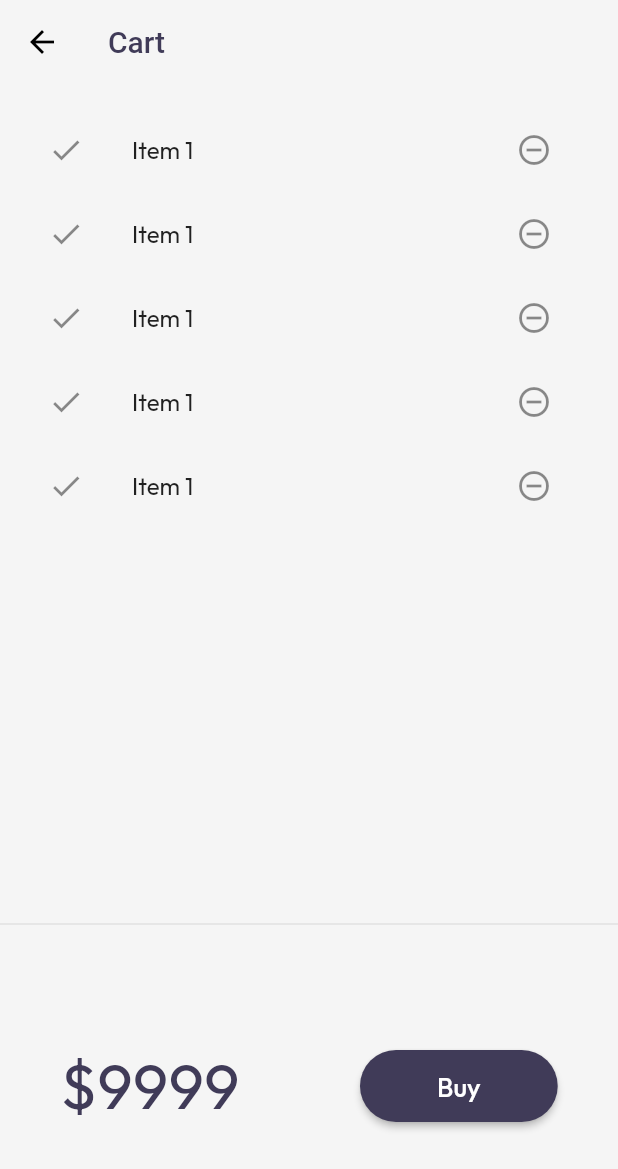
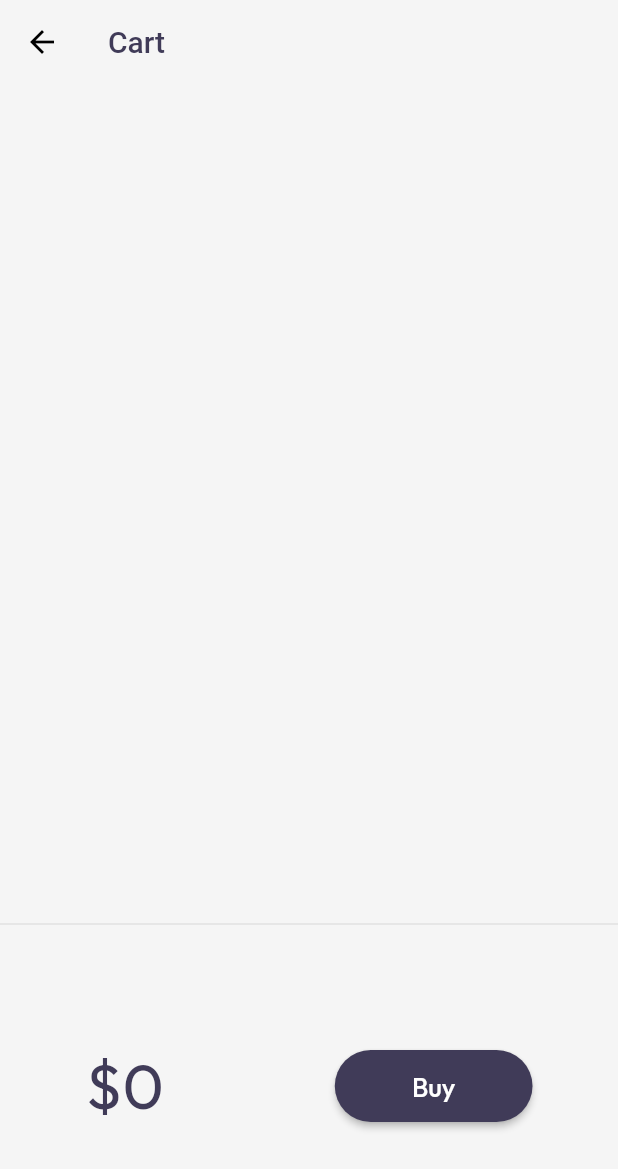
Before and after one commit to programmeradnan/30DaysOfFlutter, a Flutter app: the CartPage screen opened by its route, on a phone screen of 412 x 824 dp. Shown: the top 1169 px of the screen. Run offline on Flutter 3.47's test engine with Material 2 defaults, Android fonts, the phone set to English and light mode, and no system bars; our stand-ins replace google_fonts, velocity_x; network calls fail.

Commit message:
commit -m "Day 24 Completed"

```diff
--- a/lib/models/cart.dart
+++ b/lib/models/cart.dart
@@ -1,6 +1,11 @@
 import 'package:flutter_catalogue/models/catalogue.dart';
 
 class CartModel {
+
+  static final cartModel = CartModel.internal();
+  CartModel.internal();
+  factory CartModel() => cartModel;
+
   //catalogue field
   late CatalogueModel _Catalogue;
 
--- a/lib/models/catalogue.dart
+++ b/lib/models/catalogue.dart
@@ -1,6 +1,11 @@
 import 'dart:convert';
 
 class CatalogueModel{
+
+  static final catModel = CatalogueModel.internal();
+  CatalogueModel.internal();
+  factory CatalogueModel() => catModel;
+
   static List<Item>? items;
 
   //get item by id
--- a/lib/pages/cart_page.dart
+++ b/lib/pages/cart_page.dart
@@ -1,4 +1,5 @@
 import 'package:flutter/material.dart';
+import 'package:flutter_catalogue/models/cart.dart';
 import 'package:flutter_catalogue/widgets/themes.dart';
 import 'package:velocity_x/src/extensions/string_ext.dart';
 import 'package:velocity_x/src/flutter/padding.dart';
@@ -32,12 +33,14 @@ class _CartTotal extends StatelessWidget {
 
   @override
   Widget build(BuildContext context) {
+    final _cart = CartModel();
     return SizedBox(
       height: 200,
       child: Row(
         mainAxisAlignment: MainAxisAlignment.spaceAround,
         children: [
-          "\$9999".text.xl5.color(MyTheme.darkBluishColor).make(),
+          "\$${_cart.totalPrice}"
+              .text.xl5.color(MyTheme.darkBluishColor).make(),
           ElevatedButton(
               onPressed: () {
                 ScaffoldMessenger.of(context).showSnackBar(SnackBar(
@@ -64,16 +67,17 @@ class _CartList extends StatefulWidget {
 }
 
 class _CartListState extends State<_CartList> {
+  final _cart = CartModel();
   @override
   Widget build(BuildContext context) {
     return ListView.builder(
-      itemCount: 5,
+      itemCount: _cart.items?.length,
       itemBuilder: (context,index) => ListTile(
         leading: Icon(Icons.done),
         trailing: IconButton(icon: Icon(Icons.remove_circle_outline),
           onPressed: () {},
         ),
-        title: "Item 1".text.make(),
+        title: _cart.items[index]!.name.text.make(),
       ),
     );
   }
```
Also changed, not shown: lib/widgets/home_widgets/catalogue_list.dart (+34 -6 lines).
